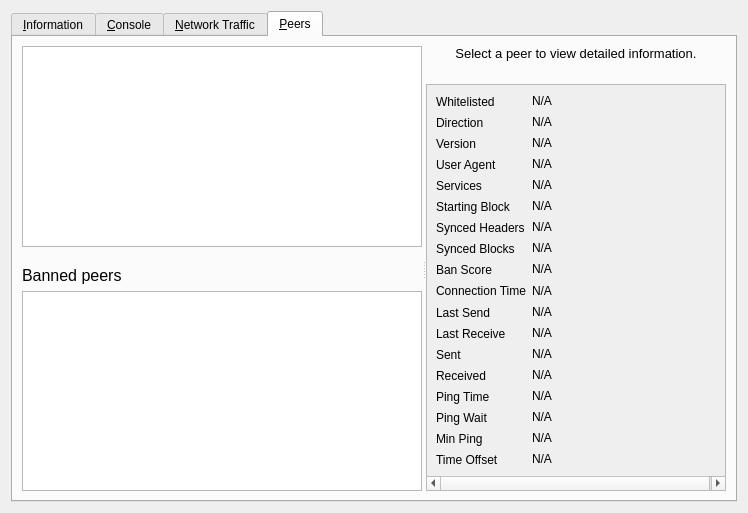
The window that src/qt/forms/debugwindow.ui (DarkPayCoin/darkpay-core) describes before a commit, drawn with Qt 5.
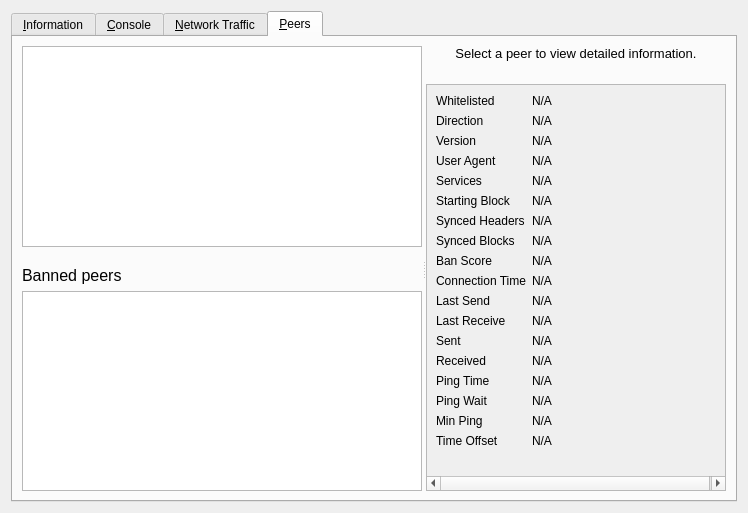
The same window after the commit. The open tabs and pages were chosen to show the change. Icons and pictures are not drawn. Custom widgets are drawn as their Qt base class.

```diff
--- a/src/qt/forms/debugwindow.ui
+++ b/src/qt/forms/debugwindow.ui
@@ -1480,6 +1480,19 @@
                  </property>
                 </widget>
                </item>
+               <item row="18" column="0">
+                <spacer name="verticalSpacer_3">
+                 <property name="orientation">
+                  <enum>Qt::Vertical</enum>
+                 </property>
+                 <property name="sizeHint" stdset="0">
+                  <size>
+                   <width>20</width>
+                   <height>40</height>
+                  </size>
+                 </property>
+                </spacer>
+               </item>
               </layout>
              </widget>
             </widget>
```
Left out of the diff: 3 changed lines with no effect on the pictures.
